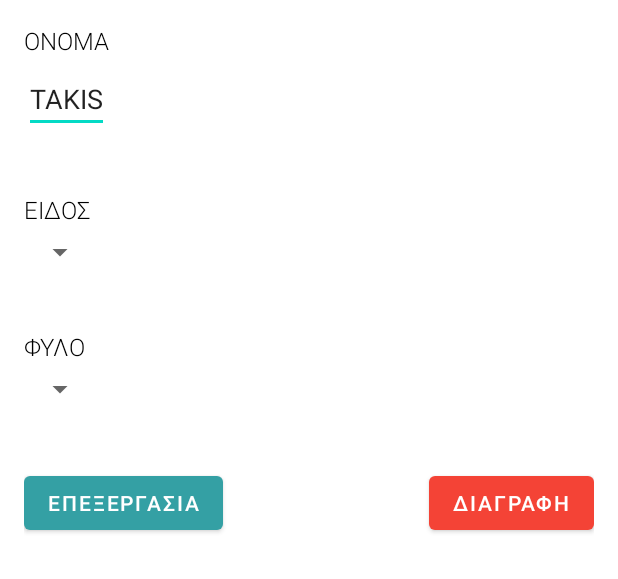
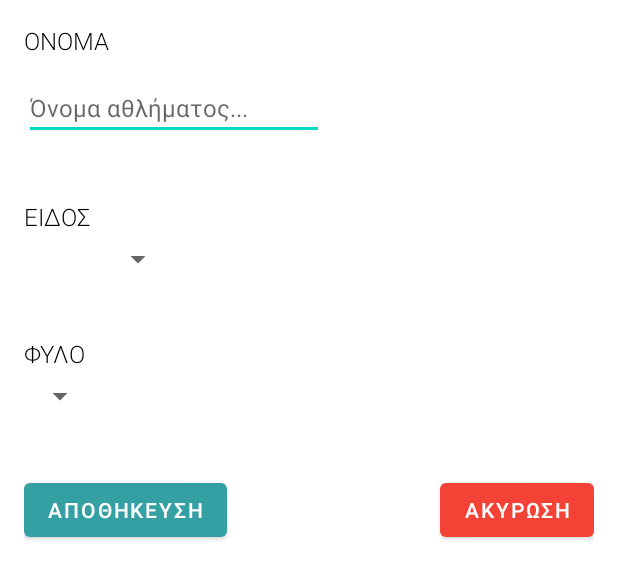
Before and after one commit to martinkaintas/MyCoolSportsApp, an Android app: the layout fragment_sport_edit.xml on its own in the app's theme, with its tools: preview values and no code run, on a phone screen of 412 x 824 dp. Shown: the top 579 px of the screen. Run offline under Robolectric (Android 15) with nearby library versions, the phone set to English and light mode, and no system bars.

Commit message:
Add update and delete functionality for sports

```diff
--- a/app/src/main/java/com/tripple_d/mycoolsportsapp/NavDrawer.kt
+++ b/app/src/main/java/com/tripple_d/mycoolsportsapp/NavDrawer.kt
@@ -37,7 +37,7 @@ class NavDrawer : AppCompatActivity() {
         room_db = Room.databaseBuilder(applicationContext,CoolDatabase::class.java,"cool-db").allowMainThreadQueries().build()
 
         if(room_db.sportDao().getAll().isEmpty()){
-            room_db.sportDao().insertAll(Sport(0,"NBA", "group", "male"))
+            room_db.sportDao().insertAll(Sport(0,"NBA", "team", "male"))
         }
         if(room_db.cityDao().getAll().isEmpty()){
             room_db.cityDao().insertAll(
--- a/app/src/main/java/com/tripple_d/mycoolsportsapp/ui/data/DataFragment.kt
+++ b/app/src/main/java/com/tripple_d/mycoolsportsapp/ui/data/DataFragment.kt
@@ -1,6 +1,5 @@
 package com.tripple_d.mycoolsportsapp.ui.data
 
-import SportsFragment
 import TeamsFragment
 import android.os.Bundle
 import android.view.LayoutInflater
@@ -12,6 +11,7 @@ import com.tripple_d.mycoolsportsapp.ui.data.athletes.AthletesFragment
 import com.tripple_d.mycoolsportsapp.ui.data.matches.MatchesFragment
 import androidx.viewpager.widget.ViewPager
 import com.google.android.material.tabs.TabLayout
+import com.tripple_d.mycoolsportsapp.ui.data.sports.SportsFragment
 
 class DataFragment : Fragment() {
 
--- a/app/src/main/java/com/tripple_d/mycoolsportsapp/ui/data/athletes/AthleteInfoFragment.kt
+++ b/app/src/main/java/com/tripple_d/mycoolsportsapp/ui/data/athletes/AthleteInfoFragment.kt
@@ -37,7 +37,7 @@ class AthleteInfoFragment() : Fragment() {
         val athleteSurname = athleteView?.findViewById<TextView>(R.id.tvAthleteSurname)
         athleteSurname?.text = athlete.last_name
 
-        val athleteBirthYear = athleteView?.findViewById<TextView>(R.id.tvSportGender)
+        val athleteBirthYear = athleteView?.findViewById<TextView>(R.id.spSportGender)
         athleteBirthYear?.text = athlete.birth_year.toString()
 
         val cityModel = mainActivity.room_db.cityDao().get(athlete.city_id)
@@ -47,7 +47,7 @@ class AthleteInfoFragment() : Fragment() {
         teamCountry?.text = cityModel.country
 
         val sportModel = mainActivity.room_db.sportDao().get(athlete.sport_id)
-        val teamSport = athleteView?.findViewById<TextView>(R.id.tvSportType)
+        val teamSport = athleteView?.findViewById<TextView>(R.id.spSportType)
         teamSport?.text = sportModel.name
 
     }
--- a/app/src/main/res/layout/fragment_sport_edit.xml
+++ b/app/src/main/res/layout/fragment_sport_edit.xml
@@ -18,47 +18,40 @@
         />
 
     <EditText
-        android:id="@+id/tvSportName"
-        android:layout_width="wrap_content"
-        android:layout_height="wrap_content"
-        android:hint="TAKIS"
-        android:inputType="none"
-        android:text="TAKIS"
+        android:id="@+id/etSportName"
+        style="@style/editText"
+        android:hint="Όνομα αθλήματος..."
         app:layout_constraintStart_toStartOf="parent"
         app:layout_constraintTop_toBottomOf="@+id/tvSportNameLabel"
-        tools:ignore="InvalidId"
-        tools:text="TAKIS" />
+        tools:ignore="InvalidId" />
 
 
     <TextView
-        android:id="@+id/tvAthleteSportLabel"
+        android:id="@+id/tvSportEditTypeLabel"
         style="@style/matchDetails__title"
         android:layout_width="wrap_content"
         android:layout_height="wrap_content"
-        android:text="@string/matchDetails__date"
         app:layout_constraintStart_toStartOf="parent"
-        app:layout_constraintTop_toBottomOf="@+id/tvSportName"
-        tools:text="ΕΙΔΟΣ" />
+        app:layout_constraintTop_toBottomOf="@+id/etSportName"
+        android:text="ΕΙΔΟΣ" />
 
     <Spinner
-        android:id="@+id/tvSportType"
-        android:layout_width="wrap_content"
-        android:layout_height="wrap_content"
+        android:id="@+id/spSportType"
+        style="@style/spinner"
         app:layout_constraintStart_toStartOf="parent"
-        app:layout_constraintTop_toBottomOf="@+id/tvAthleteSportLabel" />
+        app:layout_constraintTop_toBottomOf="@+id/tvSportEditTypeLabel" />
 
     <TextView
         android:id="@+id/tvSportGenderLabel"
         style="@style/matchDetails__title"
         android:layout_width="wrap_content"
         android:layout_height="wrap_content"
-        android:text="@string/matchDetails__date"
         app:layout_constraintStart_toStartOf="parent"
-        app:layout_constraintTop_toBottomOf="@+id/tvSportType"
-        tools:text="ΦΥΛΟ" />
+        app:layout_constraintTop_toBottomOf="@+id/spSportType"
+        android:text="ΦΥΛΟ" />
 
     <Spinner
-        android:id="@+id/tvSportGender"
+        android:id="@+id/spSportGender"
         android:layout_width="wrap_content"
         android:layout_height="wrap_content"
         app:layout_constraintStart_toStartOf="parent"
@@ -69,18 +62,18 @@
         android:layout_width="wrap_content"
         android:layout_height="wrap_content"
         android:layout_marginTop="40dp"
-        android:text="ΕΠΕΞΕΡΓΑΣΙΑ"
+        android:text="ΑΠΟΘΗΚΕΥΣΗ"
         app:layout_constraintStart_toStartOf="parent"
-        app:layout_constraintTop_toBottomOf="@+id/tvSportGender" />
+        app:layout_constraintTop_toBottomOf="@+id/spSportGender" />
 
     <Button
-        android:id="@+id/btDeleteSport"
+        android:id="@+id/btCancelSport"
         android:layout_width="wrap_content"
         android:layout_height="wrap_content"
         android:layout_marginTop="40dp"
-        android:text="ΔΙΑΓΡΑΦΗ"
+        android:text="ΑΚΥΡΩΣΗ"
         app:backgroundTint="@color/red"
         app:layout_constraintEnd_toEndOf="parent"
-        app:layout_constraintTop_toBottomOf="@+id/tvSportGender" />
+        app:layout_constraintTop_toBottomOf="@+id/spSportGender" />
 
 </androidx.constraintlayout.widget.ConstraintLayout>
--- a/app/src/main/res/layout/fragment_sports.xml
+++ b/app/src/main/res/layout/fragment_sports.xml
@@ -3,6 +3,7 @@
     xmlns:app="http://schemas.android.com/apk/res-auto"
     android:layout_width="match_parent"
     android:layout_height="match_parent"
+    android:id="@+id/sportListFragment"
     android:paddingHorizontal="24dp">
 
     <androidx.recyclerview.widget.RecyclerView
@@ -13,7 +14,7 @@
         app:layout_constraintTop_toTopOf="parent"/>
 
     <com.google.android.material.floatingactionbutton.FloatingActionButton
-        android:id="@+id/floatingActionButton"
+        android:id="@+id/fabAddSport"
         android:layout_width="wrap_content"
         android:layout_height="wrap_content"
         android:layout_gravity="end|bottom"
--- a/app/src/main/res/values/styles.xml
+++ b/app/src/main/res/values/styles.xml
@@ -27,6 +27,20 @@
     </style>
 
 
+    <style name="editText" parent="TextAppearance.AppCompat">
+        <item name="android:layout_width"> 200dp </item>
+        <item name="android:layout_height"> wrap_content </item>
+        <item name="android:textSize">16dp</item>
+        <item name="android:textStyle">normal</item>
+        <item name="android:layout_marginTop">7dp</item>
+    </style>
+
+    <style name="spinner" parent="TextAppearance.AppCompat">
+        <item name="layout_constraintWidth_min"> 100dp </item>
+        <item name="android:layout_width"> wrap_content </item>
+        <item name="android:layout_height"> wrap_content </item>
+    </style>
+
     <style name="wrapper" parent="TextAppearance.AppCompat">
         <item name="android:padding">16dp</item>
     </style>
```
Also changed, not shown: app/src/main/java/com/tripple_d/mycoolsportsapp/models/Sport/SportDAO.kt (+4 -4 lines), app/src/main/java/com/tripple_d/mycoolsportsapp/ui/data/sports/SportEditFragment.kt (added, +172 -0 lines), app/src/main/java/com/tripple_d/mycoolsportsapp/ui/data/sports/SportInfoFragment.kt (+17 -7 lines), app/src/main/java/com/tripple_d/mycoolsportsapp/ui/data/sports/SportsFragment.kt (+17 -6 lines), app/src/main/res/layout/fragment_athlete_edit.xml (+7 -7 lines), app/src/main/res/layout/fragment_athlete_info.xml (+7 -7 lines), app/src/main/res/layout/fragment_sport_info.xml (+5 -5 lines), app/src/main/res/layout/fragment_team_edit.xml (+2 -5 lines), app/src/main/res/navigation/data_navigation.xml (+26 -0 lines), app/src/main/res/values/strings.xml (+10 -0 lines).
